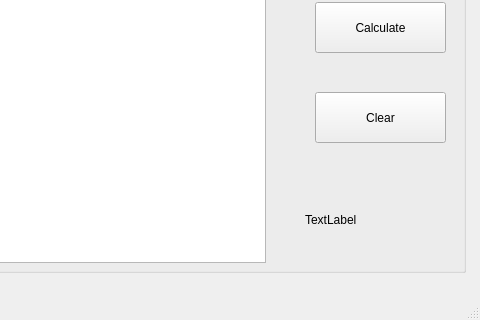
Above: mainwindow.ui from Wisenzh/Qt_002 before the change; both pictures show x 85 to 565 and y 275 to 595 of the 565 by 595 pixel window. Below: the same form after it.
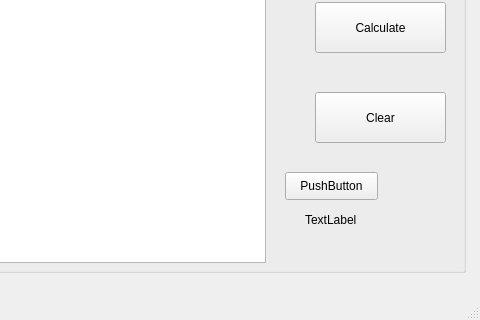
That is the form after the change.

The edit to the form file:
```diff
--- a/mainwindow.ui
+++ b/mainwindow.ui
@@ -184,6 +184,19 @@
       <string>PushButton</string>
      </property>
     </widget>
+    <widget class="QPushButton" name="pushButton_4">
+     <property name="geometry">
+      <rect>
+       <x>360</x>
+       <y>420</y>
+       <width>93</width>
+       <height>28</height>
+      </rect>
+     </property>
+     <property name="text">
+      <string>PushButton</string>
+     </property>
+    </widget>
    </widget>
   </widget>
   <widget class="QMenuBar" name="menuBar">
```
